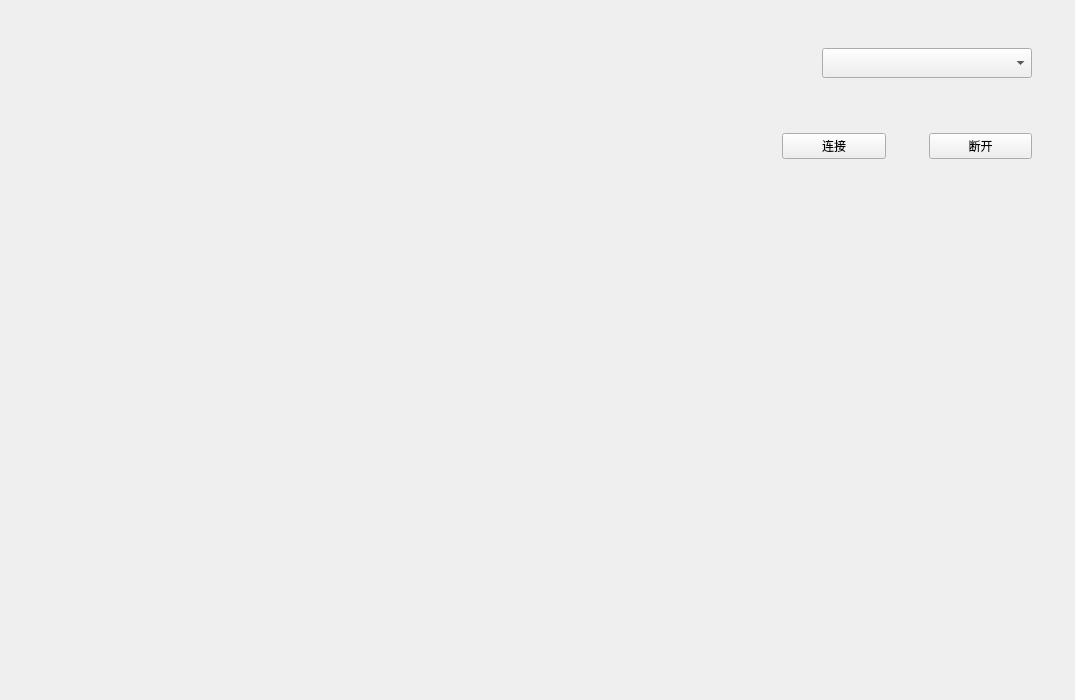
Malloc-Luo/SmartCar, file Client/SmartCarClient/mainclient.ui: the form before one commit.
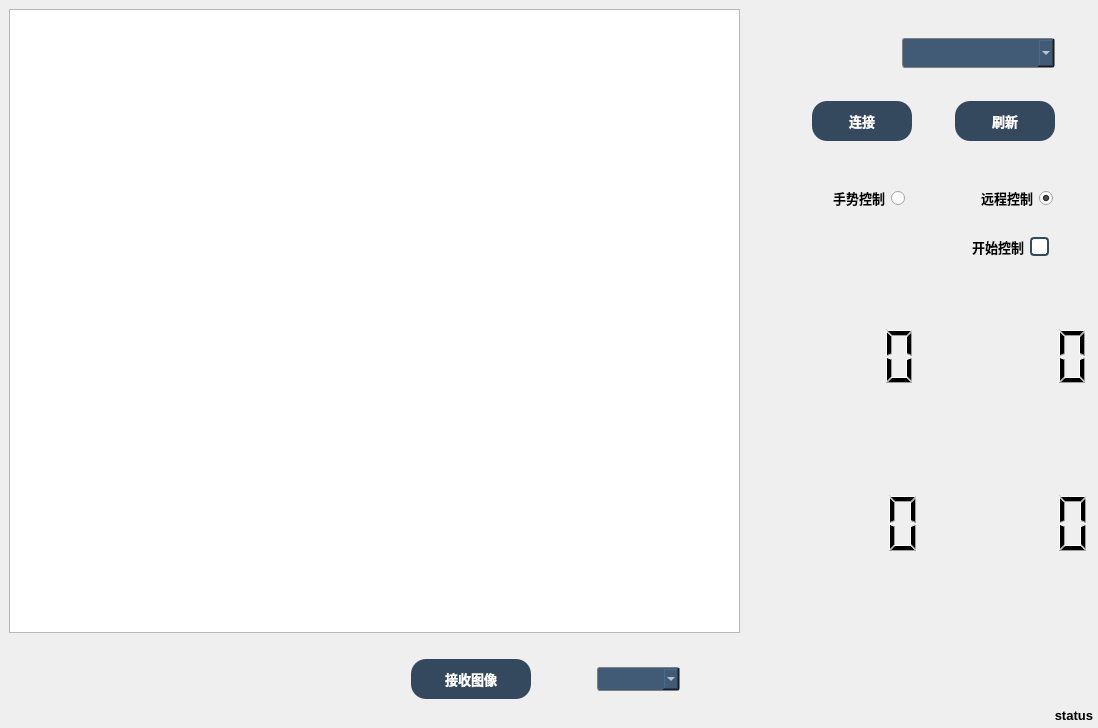
The form after the commit. Icons and pictures are not drawn.

```diff
--- a/Client/SmartCarClient/mainclient.ui
+++ b/Client/SmartCarClient/mainclient.ui
@@ -6,8 +6,8 @@
    <rect>
     <x>0</x>
     <y>0</y>
-    <width>1075</width>
-    <height>700</height>
+    <width>1098</width>
+    <height>728</height>
    </rect>
   </property>
   <property name="windowTitle">
@@ -34,6 +34,183 @@
        <verstretch>0</verstretch>
       </sizepolicy>
      </property>
+     <property name="styleSheet">
+      <string notr="true"/>
+     </property>
+     <layout class="QVBoxLayout" name="verticalLayout_4">
+      <property name="leftMargin">
+       <number>6</number>
+      </property>
+      <property name="topMargin">
+       <number>6</number>
+      </property>
+      <property name="rightMargin">
+       <number>6</number>
+      </property>
+      <property name="bottomMargin">
+       <number>6</number>
+      </property>
+      <item>
+       <widget class="QGraphicsView" name="graphicsView"/>
+      </item>
+      <item>
+       <spacer name="verticalSpacer_6">
+        <property name="orientation">
+         <enum>Qt::Vertical</enum>
+        </property>
+        <property name="sizeType">
+         <enum>QSizePolicy::Fixed</enum>
+        </property>
+        <property name="sizeHint" stdset="0">
+         <size>
+          <width>20</width>
+          <height>20</height>
+         </size>
+        </property>
+       </spacer>
+      </item>
+      <item>
+       <layout class="QHBoxLayout" name="horizontalLayout_6">
+        <item>
+         <spacer name="horizontalSpacer_7">
+          <property name="orientation">
+           <enum>Qt::Horizontal</enum>
+          </property>
+          <property name="sizeHint" stdset="0">
+           <size>
+            <width>40</width>
+            <height>20</height>
+           </size>
+          </property>
+         </spacer>
+        </item>
+        <item>
+         <widget class="QPushButton" name="pushButton">
+          <property name="sizePolicy">
+           <sizepolicy hsizetype="Fixed" vsizetype="Fixed">
+            <horstretch>0</horstretch>
+            <verstretch>0</verstretch>
+           </sizepolicy>
+          </property>
+          <property name="minimumSize">
+           <size>
+            <width>120</width>
+            <height>0</height>
+           </size>
+          </property>
+          <property name="font">
+           <font>
+            <family>Microsoft YaHei UI</family>
+            <pointsize>10</pointsize>
+            <weight>75</weight>
+            <bold>true</bold>
+           </font>
+          </property>
+          <property name="styleSheet">
+           <string notr="true">QPushButton {
+    border-style:none;
+    padding:10px;
+    border-radius:15px;
+    color:#FFFFFF;
+    background:#34495E;
+}
+QPushButton:hover {
+    color:#4E6D8C;
+    background:#e5e5e5;
+	border:2px solid #34495E;
+}
+QPushButton:pressed {
+    color:#000000;
+    background:#B8C6D1;
+}
+</string>
+          </property>
+          <property name="text">
+           <string>接收图像</string>
+          </property>
+         </widget>
+        </item>
+        <item>
+         <spacer name="horizontalSpacer_9">
+          <property name="orientation">
+           <enum>Qt::Horizontal</enum>
+          </property>
+          <property name="sizeType">
+           <enum>QSizePolicy::Fixed</enum>
+          </property>
+          <property name="sizeHint" stdset="0">
+           <size>
+            <width>60</width>
+            <height>20</height>
+           </size>
+          </property>
+         </spacer>
+        </item>
+        <item>
+         <widget class="QComboBox" name="comboBox">
+          <property name="font">
+           <font>
+            <family>Microsoft YaHei UI</family>
+           </font>
+          </property>
+          <property name="styleSheet">
+           <string notr="true">QComboBox {
+    border: 1px solid gray;   /* 边框 */
+    border-radius: 3px;   /* 圆角 */
+    padding: 3px 18px 3px 3px;   /* 字体填衬 */
+    color:#FFFFFF;
+    background:#415B76;
+}
+/* 下拉后，整个下拉窗体样式 */
+QComboBox QAbstractItemView {
+	/* 选定项的虚框 */
+    outline: 0px solid gray;
+	/* 整个下拉窗体的边框 */   
+    border: 1px solid white;
+	border-radius: 3px;  
+    color:#FFFFFF;
+    background:rgb(68, 96, 124);
+}
+
+</string>
+          </property>
+         </widget>
+        </item>
+        <item>
+         <spacer name="horizontalSpacer_8">
+          <property name="orientation">
+           <enum>Qt::Horizontal</enum>
+          </property>
+          <property name="sizeType">
+           <enum>QSizePolicy::Fixed</enum>
+          </property>
+          <property name="sizeHint" stdset="0">
+           <size>
+            <width>60</width>
+            <height>20</height>
+           </size>
+          </property>
+         </spacer>
+        </item>
+       </layout>
+      </item>
+      <item>
+       <spacer name="verticalSpacer_7">
+        <property name="orientation">
+         <enum>Qt::Vertical</enum>
+        </property>
+        <property name="sizeType">
+         <enum>QSizePolicy::Fixed</enum>
+        </property>
+        <property name="sizeHint" stdset="0">
+         <size>
+          <width>20</width>
+          <height>20</height>
+         </size>
+        </property>
+       </spacer>
+      </item>
+     </layout>
     </widget>
    </item>
    <item row="0" column="1">
@@ -79,7 +256,7 @@
           <property name="sizeHint" stdset="0">
            <size>
             <width>20</width>
-            <height>40</height>
+            <height>30</height>
            </size>
           </property>
          </spacer>
@@ -96,7 +273,7 @@
             </property>
             <property name="sizeHint" stdset="0">
              <size>
-              <width>80</width>
+              <width>150</width>
               <height>40</height>
              </size>
             </property>
@@ -116,6 +293,32 @@
               <height>30</height>
              </size>
             </property>
+            <property name="font">
+             <font>
+              <family>Microsoft YaHei UI</family>
+             </font>
+            </property>
+            <property name="styleSheet">
+             <string notr="true">QComboBox {
+    border: 1px solid gray;   /* 边框 */
+    border-radius: 3px;   /* 圆角 */
+    padding: 3px 18px 3px 3px;   /* 字体填衬 */
+    color:#FFFFFF;
+    background:#415B76;
+}
+/* 下拉后，整个下拉窗体样式 */
+QComboBox QAbstractItemView {
+	/* 选定项的虚框 */
+    outline: 0px solid gray;
+	/* 整个下拉窗体的边框 */   
+    border: 1px solid white;
+	border-radius: 3px;  
+    color:#FFFFFF;
+    background:rgb(68, 96, 124);
+}
+
+</string>
+            </property>
            </widget>
           </item>
           <item>
@@ -147,7 +350,7 @@
           <property name="sizeHint" stdset="0">
            <size>
             <width>20</width>
-            <height>40</height>
+            <height>25</height>
            </size>
           </property>
          </spacer>
@@ -160,23 +363,57 @@
              <enum>Qt::Horizontal</enum>
             </property>
             <property name="sizeType">
-             <enum>QSizePolicy::Minimum</enum>
+             <enum>QSizePolicy::Preferred</enum>
             </property>
             <property name="sizeHint" stdset="0">
              <size>
-              <width>40</width>
-              <height>40</height>
+              <width>60</width>
+              <height>20</height>
              </size>
             </property>
            </spacer>
           </item>
           <item>
            <widget class="QPushButton" name="pbt_connect">
+            <property name="sizePolicy">
+             <sizepolicy hsizetype="Fixed" vsizetype="Fixed">
+              <horstretch>0</horstretch>
+              <verstretch>0</verstretch>
+             </sizepolicy>
+            </property>
+            <property name="minimumSize">
+             <size>
+              <width>100</width>
+              <height>20</height>
+             </size>
+            </property>
             <property name="font">
              <font>
               <family>Microsoft YaHei UI</family>
+              <pointsize>10</pointsize>
+              <weight>75</weight>
+              <bold>true</bold>
              </font>
             </property>
+            <property name="styleSheet">
+             <string notr="true">QPushButton {
+    border-style:none;
+    padding:10px;
+    border-radius:15px;
+    color:#FFFFFF;
+    background:#34495E;
+}
+QPushButton:hover {
+    color:#4E6D8C;
+    background:#e5e5e5;
+	border:2px solid #34495E;
+}
+QPushButton:pressed {
+    color:#000000;
+    background:#B8C6D1;
+}
+</string>
+            </property>
             <property name="text">
              <string>连接</string>
             </property>
@@ -199,14 +436,48 @@
            </spacer>
           </item>
           <item>
-           <widget class="QPushButton" name="pbt_disconnect">
+           <widget class="QPushButton" name="pbt_reflash">
+            <property name="sizePolicy">
+             <sizepolicy hsizetype="Fixed" vsizetype="Minimum">
+              <horstretch>0</horstretch>
+              <verstretch>0</verstretch>
+             </sizepolicy>
+            </property>
+            <property name="minimumSize">
+             <size>
+              <width>100</width>
+              <height>0</height>
+             </size>
+            </property>
             <property name="font">
              <font>
               <family>Microsoft YaHei UI</family>
+              <pointsize>10</pointsize>
+              <weight>75</weight>
+              <bold>true</bold>
              </font>
             </property>
+            <property name="styleSheet">
+             <string notr="true">QPushButton {
+    border-style:none;
+    padding:10px;
+    border-radius:15px;
+    color:#FFFFFF;
+    background:#34495E;
+}
+QPushButton:hover {
+    color:#4E6D8C;
+    background:#e5e5e5;
+	border:2px solid #34495E;
+}
+QPushButton:pressed {
+    color:#000000;
+    background:#B8C6D1;
+}
+</string>
+            </property>
             <property name="text">
-             <string>断开</string>
+             <string>刷新</string>
             </property>
            </widget>
           </item>
@@ -239,7 +510,7 @@
           <property name="sizeHint" stdset="0">
            <size>
             <width>20</width>
-            <height>40</height>
+            <height>30</height>
            </size>
           </property>
          </spacer>
@@ -252,6 +523,324 @@
             <verstretch>0</verstretch>
            </sizepolicy>
           </property>
+          <layout class="QVBoxLayout" name="verticalLayout_3">
+           <property name="spacing">
+            <number>2</number>
+           </property>
+           <property name="leftMargin">
+            <number>2</number>
+           </property>
+           <property name="topMargin">
+            <number>2</number>
+           </property>
+           <property name="rightMargin">
+            <number>2</number>
+           </property>
+           <property name="bottomMargin">
+            <number>2</number>
+           </property>
+           <item>
+            <widget class="QGroupBox" name="groupBox">
+             <property name="sizePolicy">
+              <sizepolicy hsizetype="Preferred" vsizetype="Fixed">
+               <horstretch>0</horstretch>
+               <verstretch>0</verstretch>
+              </sizepolicy>
+             </property>
+             <property name="styleSheet">
+              <string notr="true">QGroupBox{border:none}</string>
+             </property>
+             <property name="title">
+              <string/>
+             </property>
+             <property name="flat">
+              <bool>false</bool>
+             </property>
+             <layout class="QHBoxLayout" name="horizontalLayout_3">
+              <property name="rightMargin">
+               <number>0</number>
+              </property>
+              <item>
+               <widget class="QRadioButton" name="rb_identify">
+                <property name="font">
+                 <font>
+                  <family>Microsoft YaHei UI</family>
+                  <pointsize>10</pointsize>
+                  <weight>75</weight>
+                  <bold>true</bold>
+                 </font>
+                </property>
+                <property name="cursor">
+                 <cursorShape>PointingHandCursor</cursorShape>
+                </property>
+                <property name="layoutDirection">
+                 <enum>Qt::RightToLeft</enum>
+                </property>
+                <property name="styleSheet">
+                 <string notr="true"/>
+                </property>
+                <property name="text">
+                 <string>手势控制</string>
+                </property>
+               </widget>
+              </item>
+              <item>
+               <widget class="QRadioButton" name="rb_remote">
+                <property name="font">
+                 <font>
+                  <family>Microsoft YaHei UI</family>
+                  <pointsize>10</pointsize>
+                  <weight>75</weight>
+                  <bold>true</bold>
+                 </font>
+                </property>
+                <property name="cursor">
+                 <cursorShape>PointingHandCursor</cursorShape>
+                </property>
+                <property name="layoutDirection">
+                 <enum>Qt::RightToLeft</enum>
+                </property>
+                <property name="text">
+                 <string>远程控制</string>
+                </property>
+                <property name="checked">
+                 <bool>true</bool>
+                </property>
+               </widget>
+              </item>
+              <item>
+               <spacer name="horizontalSpacer_10">
+                <property name="orientation">
+                 <enum>Qt::Horizontal</enum>
+                </property>
+                <property name="sizeType">
+                 <enum>QSizePolicy::Fixed</enum>
+                </property>
+                <property name="sizeHint" stdset="0">
+                 <size>
+                  <width>40</width>
+                  <height>20</height>
+                 </size>
+                </property>
+               </spacer>
+              </item>
+             </layout>
+            </widget>
+           </item>
+           <item>
+            <spacer name="verticalSpacer_5">
+             <property name="orientation">
+              <enum>Qt::Vertical</enum>
+             </property>
+             <property name="sizeType">
+              <enum>QSizePolicy::Fixed</enum>
+             </property>
+             <property name="sizeHint" stdset="0">
+              <size>
+               <width>20</width>
+               <height>10</height>
+              </size>
+             </property>
+            </spacer>
+           </item>
+           <item>
+            <layout class="QHBoxLayout" name="horizontalLayout_5">
+             <item>
+              <widget class="QCheckBox" name="checkBox">
+               <property name="font">
+                <font>
+                 <family>Microsoft YaHei UI</family>
+                 <pointsize>10</pointsize>
+                 <weight>75</weight>
+                 <bold>true</bold>
+                </font>
+               </property>
+               <property name="layoutDirection">
+                <enum>Qt::RightToLeft</enum>
+               </property>
+               <property name="styleSheet">
+                <string notr="true">QCheckBox {
+    padding: 2px;margin: 2px;
+}
+QCheckBox::indicator {
+    width: 15px;
+    height: 15px;
+}
+QCheckBox::indicator:unchecked {
+    border-radius:4px;
+	border-style:solid;
+	border-width:2px;
+	border-color:#34495E;
+  	background-color:rgb(255,255,255);
+}
+QCheckBox::indicator:checked {
+	border-radius:4px;
+	border-style:solid;
+	border-width:2px;
+	border-color:#0078d7; 
+	image: url(:/new/main/select);
+}
+QCheckBox::indicator:hover{
+	border-color:#0078d7; 
+}
+QCheckBox:hover {
+	color:rgb(0, 0, 216);
+	padding: 3px;
+}</string>
+               </property>
+               <property name="text">
+                <string>开始控制</string>
+               </property>
+              </widget>
+             </item>
+             <item>
+              <spacer name="horizontalSpacer_6">
+               <property name="orientation">
+                <enum>Qt::Horizontal</enum>
+               </property>
+               <property name="sizeType">
+                <enum>QSizePolicy::Fixed</enum>
+               </property>
+               <property name="sizeHint" stdset="0">
+                <size>
+                 <width>40</width>
+                 <height>0</height>
+                </size>
+               </property>
+              </spacer>
+             </item>
+            </layout>
+           </item>
+           <item>
+            <spacer name="verticalSpacer_4">
+             <property name="orientation">
+              <enum>Qt::Vertical</enum>
+             </property>
+             <property name="sizeType">
+              <enum>QSizePolicy::Fixed</enum>
+             </property>
+             <property name="sizeHint" stdset="0">
+              <size>
+               <width>20</width>
+               <height>10</height>
+              </size>
+             </property>
+            </spacer>
+           </item>
+           <item>
+            <widget class="QWidget" name="widget_4" native="true">
+             <layout class="QHBoxLayout" name="horizontalLayout_7">
+              <property name="leftMargin">
+               <number>0</number>
+              </property>
+              <property name="topMargin">
+               <number>0</number>
+              </property>
+              <property name="rightMargin">
+               <number>0</number>
+              </property>
+              <property name="bottomMargin">
+               <number>0</number>
+              </property>
+              <item>
+               <layout class="QHBoxLayout" name="horizontalLayout_8">
+                <item>
+                 <widget class="QLCDNumber" name="ln_v1">
+                  <property name="sizePolicy">
+                   <sizepolicy hsizetype="Minimum" vsizetype="Preferred">
+                    <horstretch>0</horstretch>
+                    <verstretch>0</verstretch>
+                   </sizepolicy>
+                  </property>
+                  <property name="styleSheet">
+                   <string notr="true">border: none;</string>
+                  </property>
+                 </widget>
+                </item>
+                <item>
+                 <widget class="QLCDNumber" name="ln_v4">
+                  <property name="styleSheet">
+                   <string notr="true">border: none;</string>
+                  </property>
+                 </widget>
+                </item>
+               </layout>
+              </item>
+             </layout>
+            </widget>
+           </item>
+           <item>
+            <layout class="QHBoxLayout" name="horizontalLayout_9">
+             <item>
+              <widget class="QLCDNumber" name="ln_v2">
+               <property name="styleSheet">
+                <string notr="true">border: none;</string>
+               </property>
+              </widget>
+             </item>
+             <item>
+              <widget class="QLCDNumber" name="ln_v3">
+               <property name="styleSheet">
+                <string notr="true">border: none;</string>
+               </property>
+              </widget>
+             </item>
+            </layout>
+           </item>
+           <item>
+            <spacer name="verticalSpacer_8">
+             <property name="orientation">
+              <enum>Qt::Vertical</enum>
+             </property>
+             <property name="sizeType">
+              <enum>QSizePolicy::Fixed</enum>
+             </property>
+             <property name="sizeHint" stdset="0">
+              <size>
+               <width>20</width>
+               <height>100</height>
+              </size>
+             </property>
+            </spacer>
+           </item>
+           <item>
+            <layout class="QHBoxLayout" name="horizontalLayout_4">
+             <item>
+              <widget class="QLabel" name="lb_status">
+               <property name="sizePolicy">
+                <sizepolicy hsizetype="Preferred" vsizetype="Fixed">
+                 <horstretch>0</horstretch>
+                 <verstretch>0</verstretch>
+                </sizepolicy>
+               </property>
+               <property name="font">
+                <font>
+                 <family>Microsoft YaHei UI</family>
+                 <pointsize>10</pointsize>
+                 <weight>75</weight>
+                 <bold>true</bold>
+                </font>
+               </property>
+               <property name="styleSheet">
+                <string notr="true">QLabel {
+	color: black;
+}
+
+QLable:hover {
+	padding:2px;
+}</string>
+               </property>
+               <property name="text">
+                <string>status</string>
+               </property>
+               <property name="alignment">
+                <set>Qt::AlignRight|Qt::AlignTrailing|Qt::AlignVCenter</set>
+               </property>
+              </widget>
+             </item>
+            </layout>
+           </item>
+          </layout>
          </widget>
         </item>
        </layout>
```
Left out of the diff: 8 changed lines with no effect on the pictures.
